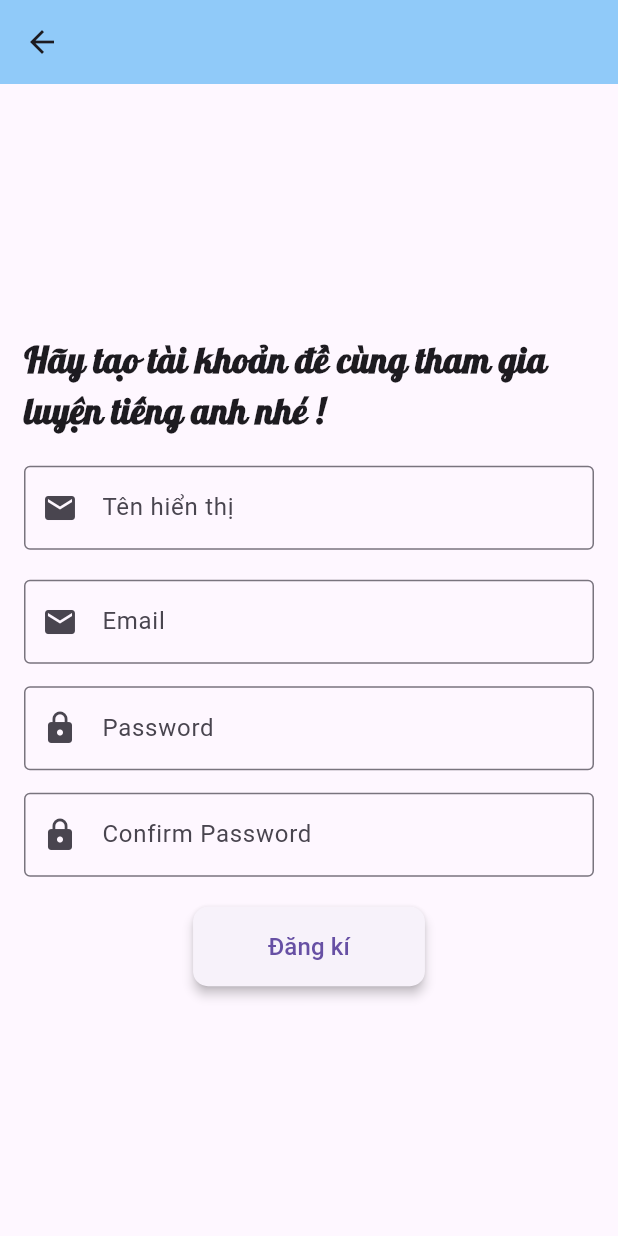
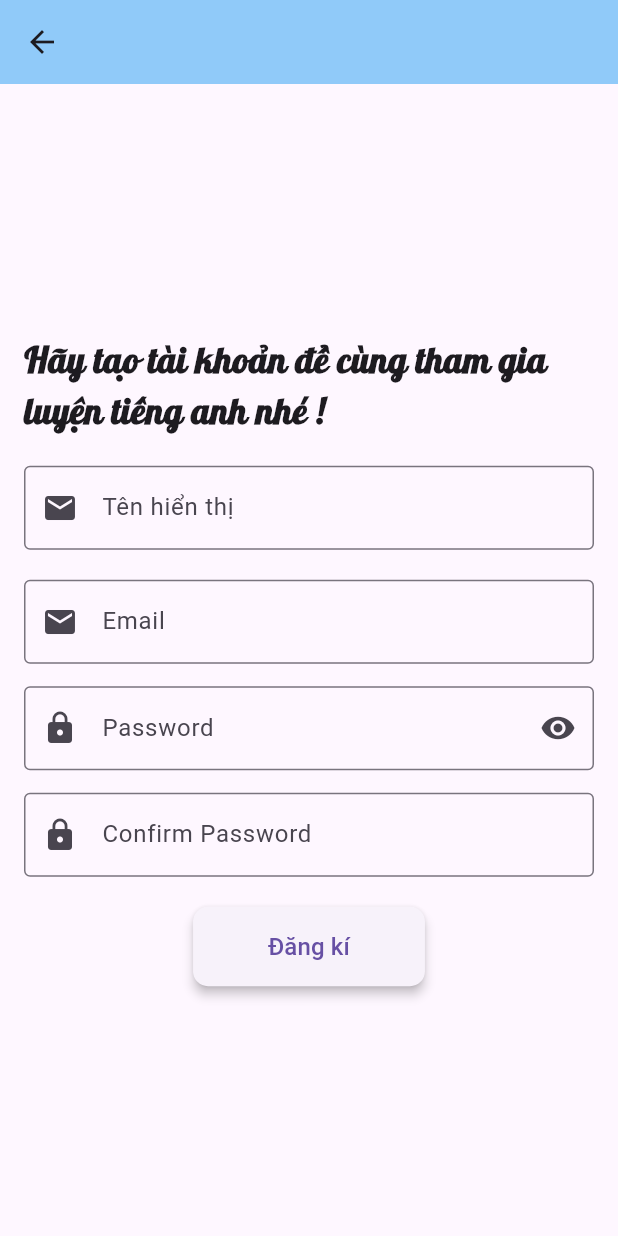
Before and after one commit to quyok808/mobile_English, a Flutter app: the screen it shows after launch, after a tap on "Bạn không có tài khoản? Đăng kí ngay tại", on a phone screen of 412 x 824 dp. Run offline on Flutter 3.47's test engine with Material 3 defaults, Android fonts, the phone set to English and light mode, and no system bars; our stand-ins replace cloud_firestore, firebase_auth, firebase_core, flutter_tts, get, google_fonts and 2 more; missing offline and left inert: mailer; accounts and stored records are empty.

Commit message:
Thêm button ẩn hiện password

```diff
--- a/lib/app/modules/auth/controllers/auth_controller.dart
+++ b/lib/app/middleware/auth/controllers/auth_controller.dart
@@ -32,6 +32,10 @@ class AuthController extends GetxController {
       return _firebaseAuth.currentUser;
     }
     return null;
+  }
+
+  bool hasUser({required String email}) {
+    return false;
   }
 
   String? get displayName => currentUser.value?.displayName; // Lấy tên hiển thị
@@ -179,6 +183,12 @@ class AuthController extends GetxController {
     }
   }
 
+  RxBool isPasswordVisible = false.obs;
+
+  void togglePasswordVisibility() {
+    isPasswordVisible.value = !isPasswordVisible.value;
+  }
+
   // Phương thức đăng xuất
   Future<void> logout() async {
     try {
--- a/lib/app/modules/auth/views/auth_checker_view.dart
+++ b/lib/app/middleware/auth/views/auth_checker_view.dart
@@ -2,8 +2,8 @@
 
 import 'package:flutter/material.dart';
 import 'package:get/get.dart';
-import '../../home/views/home_view.dart';
-import '../../login/views/login_view.dart';
+import '../../../modules/home/views/home_view.dart';
+import '../../../modules/login/views/login_view.dart';
 import '../controllers/auth_controller.dart';
 
 class AuthCheckerView extends StatelessWidget {
--- a/lib/app/modules/account/views/account_view.dart
+++ b/lib/app/modules/account/views/account_view.dart
@@ -3,7 +3,7 @@
 import 'package:flutter/material.dart';
 import 'package:get/get.dart';
 import 'package:onlya_english/app/modules/account/views/widgets/louout_button.dart';
-import 'package:onlya_english/app/modules/auth/controllers/auth_controller.dart';
+import 'package:onlya_english/app/middleware/auth/controllers/auth_controller.dart';
 
 class AccountView extends StatelessWidget {
   AccountView({super.key});
--- a/lib/app/modules/account/views/widgets/louout_button.dart
+++ b/lib/app/modules/account/views/widgets/louout_button.dart
@@ -1,7 +1,7 @@
 import 'package:flutter/material.dart';
 import 'package:get/get.dart';
 
-import '../../../auth/controllers/auth_controller.dart';
+import '../../../../middleware/auth/controllers/auth_controller.dart';
 
 class LogoutButton extends StatelessWidget {
   const LogoutButton({super.key});
--- a/lib/app/modules/login/views/login_view.dart
+++ b/lib/app/modules/login/views/login_view.dart
@@ -1,7 +1,8 @@
-// ignore_for_file: prefer_const_constructors, sort_child_properties_last
+// ignore_for_file: prefer_const_constructors, sort_child_properties_last, no_leading_underscores_for_local_identifiers
 
 import 'package:flutter/material.dart';
 import 'package:get/get.dart';
+import 'package:onlya_english/app/middleware/auth/controllers/auth_controller.dart';
 import '../../../themes/theme.dart';
 import 'widgets/custom_text_field.dart';
 import 'widgets/login_button.dart';
@@ -14,11 +15,13 @@ class LoginView extends StatelessWidget {
 
   @override
   Widget build(BuildContext context) {
+    final AuthController _auth = Get.find<AuthController>();
     return Scaffold(
       appBar: AppBar(
         backgroundColor: AppTheme.blue,
       ),
-      body: Padding(
+      body: SingleChildScrollView(
+        child: Padding(
           padding: const EdgeInsets.all(16.0),
           child: Column(
             mainAxisAlignment: MainAxisAlignment.center,
@@ -31,15 +34,21 @@ class LoginView extends StatelessWidget {
               CustomTextField(
                 controller: emailController,
                 labelText: 'Email',
-              icon: Icons.email,
+                prefixIcon: Icons.email,
+                suffixIcon_Password: false,
               ),
               SizedBox(height: 15),
-            CustomTextField(
+              Obx(() {
+                return CustomTextField(
                   controller: passwordController,
                   labelText: 'Password',
-              icon: Icons.lock,
-              obscureText: true,
-            ),
+                  prefixIcon: Icons.lock,
+                  suffixIcon_Password: true,
+                  obscureText: !_auth.isPasswordVisible.value,
+                  toggleVisibility: _auth.togglePasswordVisibility,
+                  isPasswordVisible: _auth.isPasswordVisible,
+                );
+              }),
               Row(
                 mainAxisAlignment: MainAxisAlignment.end,
                 children: [
@@ -62,9 +71,11 @@ class LoginView extends StatelessWidget {
                 onPressed: () {
                   Get.toNamed('/register');
                 },
-              child: Text('Bạn không có tài khoản? Đăng kí ngay tại đây nhé!'),
+                child:
+                    Text('Bạn không có tài khoản? Đăng kí ngay tại đây nhé!'),
               ),
             ],
+          ),
         ),
       ),
     );
--- a/lib/app/modules/login/views/reset_password_view.dart
+++ b/lib/app/modules/login/views/reset_password_view.dart
@@ -3,7 +3,7 @@
 import 'package:flutter/material.dart';
 import 'package:get/get.dart';
 import 'package:onlya_english/app/themes/theme.dart';
-import '../../auth/controllers/auth_controller.dart';
+import '../../../middleware/auth/controllers/auth_controller.dart';
 
 class ForgotPasswordView extends StatelessWidget {
   final TextEditingController emailController = TextEditingController();
--- a/lib/app/modules/login/views/widgets/custom_text_field.dart
+++ b/lib/app/modules/login/views/widgets/custom_text_field.dart
@@ -1,19 +1,26 @@
-// ignore_for_file: prefer_const_constructors, use_super_parameters
+// ignore_for_file: prefer_const_constructors, use_super_parameters, no_leading_underscores_for_local_identifiers, avoid_init_to_null, non_constant_identifier_names
 
 import 'package:flutter/material.dart';
+import 'package:get/get.dart';
 
 class CustomTextField extends StatelessWidget {
   final TextEditingController controller;
   final String labelText;
-  final IconData icon;
+  final IconData prefixIcon;
+  final bool suffixIcon_Password;
   final bool obscureText;
+  final RxBool? isPasswordVisible;
+  final Function()? toggleVisibility;
 
   const CustomTextField({
     Key? key,
     required this.controller,
     required this.labelText,
-    required this.icon,
+    required this.prefixIcon,
+    required this.suffixIcon_Password,
     this.obscureText = false,
+    this.isPasswordVisible,
+    this.toggleVisibility,
   }) : super(key: key);
 
   @override
@@ -24,7 +31,19 @@ class CustomTextField extends StatelessWidget {
       decoration: InputDecoration(
         labelText: labelText,
         border: OutlineInputBorder(),
-        prefixIcon: Icon(icon),
+        prefixIcon: Icon(prefixIcon),
+        suffixIcon: suffixIcon_Password
+            ? Obx(() {
+                return IconButton(
+                  icon: Icon(
+                    isPasswordVisible!.value
+                        ? Icons.visibility_off
+                        : Icons.visibility,
+                  ),
+                  onPressed: toggleVisibility,
+                );
+              })
+            : null,
       ),
     );
   }
--- a/lib/app/modules/login/views/widgets/login_button.dart
+++ b/lib/app/modules/login/views/widgets/login_button.dart
@@ -2,7 +2,7 @@
 
 import 'package:flutter/material.dart';
 import 'package:get/get.dart';
-import 'package:onlya_english/app/modules/auth/controllers/auth_controller.dart';
+import 'package:onlya_english/app/middleware/auth/controllers/auth_controller.dart';
 import 'package:onlya_english/app/themes/theme.dart';
 
 class LoginButton extends StatelessWidget {
--- a/lib/app/modules/register/views/register_view.dart
+++ b/lib/app/modules/register/views/register_view.dart
@@ -1,6 +1,8 @@
-// ignore_for_file: prefer_const_constructors
+// ignore_for_file: prefer_const_constructors, no_leading_underscores_for_local_identifiers
 
 import 'package:flutter/material.dart';
+import 'package:get/get.dart';
+import '../../../middleware/auth/controllers/auth_controller.dart';
 import '../../../themes/theme.dart';
 import '../../login/views/widgets/custom_text_field.dart';
 import 'widgets/register_button.dart';
@@ -16,6 +18,7 @@ class RegisterView extends StatelessWidget {
 
   @override
   Widget build(BuildContext context) {
+    final AuthController _auth = Get.find<AuthController>();
     return Scaffold(
       appBar: AppBar(
         backgroundColor: AppTheme.blue,
@@ -33,28 +36,40 @@ class RegisterView extends StatelessWidget {
             CustomTextField(
               controller: displayNameController,
               labelText: 'Tên hiển thị',
-              icon: Icons.email,
+              prefixIcon: Icons.email,
+              suffixIcon_Password: false,
             ),
             SizedBox(height: 20),
             CustomTextField(
               controller: emailController,
               labelText: 'Email',
-              icon: Icons.email,
+              prefixIcon: Icons.email,
+              suffixIcon_Password: false,
             ),
             SizedBox(height: 15),
-            CustomTextField(
-              controller: passwordController,
-              labelText: 'Password',
-              icon: Icons.lock,
-              obscureText: true,
-            ),
+            Obx(() {
+              return CustomTextField(
+                controller: passwordController,
+                labelText: 'Password',
+                prefixIcon: Icons.lock,
+                suffixIcon_Password: true,
+                obscureText: !_auth.isPasswordVisible.value,
+                toggleVisibility: _auth.togglePasswordVisibility,
+                isPasswordVisible: _auth.isPasswordVisible,
+              );
+            }),
             SizedBox(height: 15),
-            CustomTextField(
-              controller: confirmPasswordController,
-              labelText: 'Confirm Password',
-              icon: Icons.lock,
-              obscureText: true,
-            ),
+            Obx(() {
+              return CustomTextField(
+                controller: passwordController,
+                labelText: 'Confirm Password',
+                prefixIcon: Icons.lock,
+                suffixIcon_Password: false,
+                obscureText: !_auth.isPasswordVisible.value,
+                toggleVisibility: _auth.togglePasswordVisibility,
+                isPasswordVisible: _auth.isPasswordVisible,
+              );
+            }),
             SizedBox(height: 20),
             RegisterButton(
               emailController: emailController,
--- a/lib/app/modules/register/views/widgets/register_button.dart
+++ b/lib/app/modules/register/views/widgets/register_button.dart
@@ -2,7 +2,7 @@
 
 import 'package:flutter/material.dart';
 import 'package:get/get.dart';
-import 'package:onlya_english/app/modules/auth/controllers/auth_controller.dart';
+import 'package:onlya_english/app/middleware/auth/controllers/auth_controller.dart';
 import 'package:onlya_english/app/themes/theme.dart';
 
 class RegisterButton extends StatelessWidget {
--- a/lib/app/routes/app_pages.dart
+++ b/lib/app/routes/app_pages.dart
@@ -3,12 +3,12 @@
 import 'package:get/get.dart';
 import 'package:onlya_english/app/modules/Search/views/search_view.dart';
 import 'package:onlya_english/app/modules/account/bindings/account_binding.dart';
-import 'package:onlya_english/app/modules/auth/views/otp_auth_View.dart';
+import 'package:onlya_english/app/middleware/auth/views/otp_auth_View.dart';
 import 'package:onlya_english/app/modules/home/bindings/home_bindings.dart';
 import '../modules/Search/bindings/search_binding.dart';
 import '../modules/account/views/account_view.dart';
-import '../modules/auth/bindings/auth_binding.dart';
-import '../modules/auth/views/auth_checker_view.dart';
+import '../middleware/auth/bindings/auth_binding.dart';
+import '../middleware/auth/views/auth_checker_view.dart';
 import '../modules/home/views/home_view.dart';
 import '../modules/login/views/reset_password_view.dart';
 import '../modules/login/views/login_view.dart';
--- a/lib/main.dart
+++ b/lib/main.dart
@@ -2,7 +2,7 @@
 
 import 'package:firebase_core/firebase_core.dart';
 import 'package:flutter/material.dart';
-import 'app/modules/auth/controllers/auth_controller.dart';
+import 'app/middleware/auth/controllers/auth_controller.dart';
 import 'firebase_options.dart';
 import 'package:get/get.dart';
 import 'app/routes/app_pages.dart';
```
Also changed, not shown: lib/app/middleware/auth/bindings/auth_binding.dart (renamed from lib/app/modules/auth/bindings/auth_binding.dart), lib/app/middleware/auth/views/otp_auth_View.dart (renamed from lib/app/modules/auth/views/otp_auth_View.dart). Lines whose indentation alone changed are shown as unchanged.
